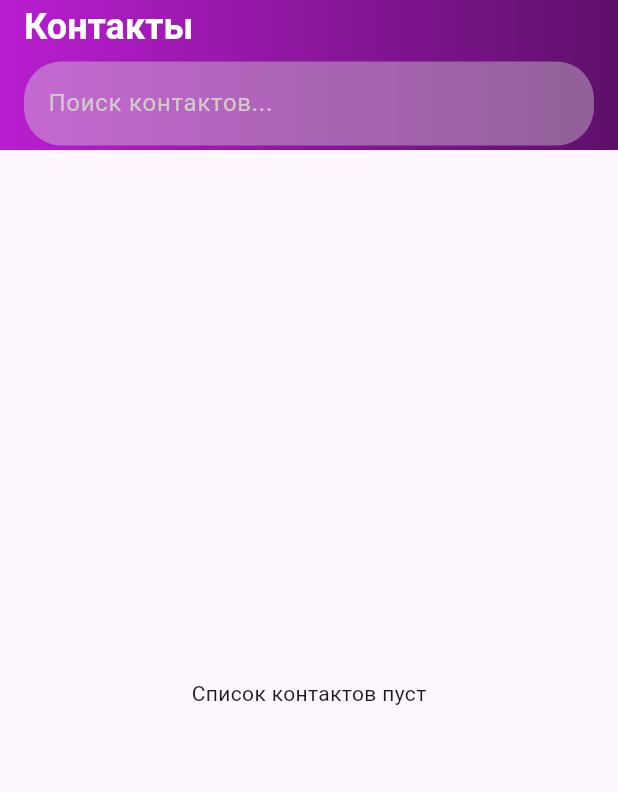
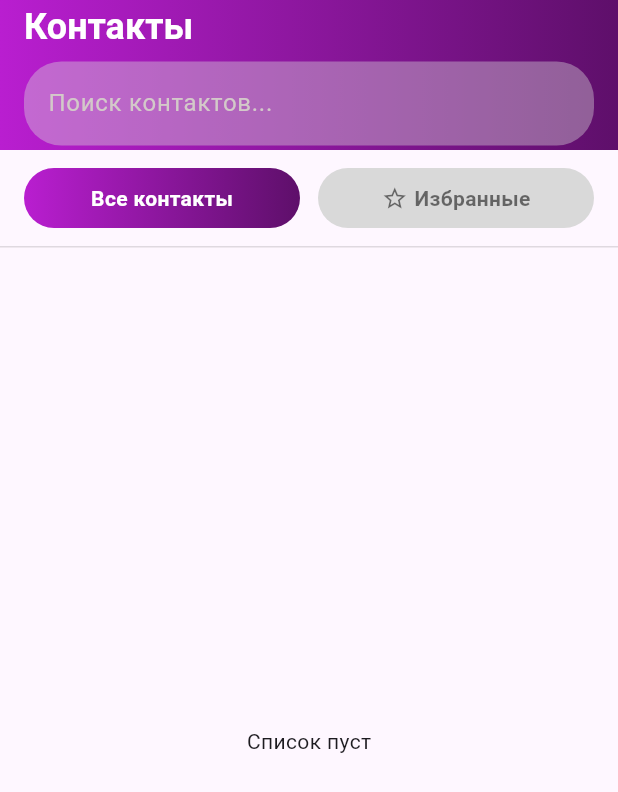
Before and after one commit to suzkikilwbdjw/strife, a Flutter app: the ContactsView screen opened directly, on a phone screen of 412 x 824 dp. Shown: the top 792 px of the screen. Run offline on Flutter 3.47's test engine with Material 3 defaults, Android fonts, the phone set to English and light mode, and no system bars; our stand-ins replace app_links, cloud_firestore, firebase_auth, firebase_core, flutter_bloc; missing offline and left inert: livekit_client; accounts and stored records are empty; generated files the repository leaves out were written again.

Commit message:
feat: added logic: adding a contact to favorites, deleting a contact altogether/from favorites

```diff
--- a/lib/presentation/contacts/contacts_event.dart
+++ b/lib/presentation/contacts/contacts_event.dart
@@ -36,3 +36,14 @@ class SearchContactsRequested extends ContactsEvent {
 
   SearchContactsRequested({required this.searchQuery});
 }
+
+class ToggleFavoriteRequested extends ContactsEvent {
+  final String currentUserId;
+  final String contactId;
+  final bool isFavorite;
+  ToggleFavoriteRequested({
+    required this.currentUserId,
+    required this.contactId,
+    required this.isFavorite,
+  });
+}
--- a/lib/ui/views/home/contacts_view.dart
+++ b/lib/ui/views/home/contacts_view.dart
@@ -6,25 +6,33 @@ import 'package:strife/presentation/contacts/contacts_event.dart';
 import 'package:strife/presentation/contacts/contacts_state.dart';
 import 'package:strife/themes/gradient_theme.dart';
 
-class ContactsView extends StatelessWidget {
+class ContactsView extends StatefulWidget {
   const ContactsView({super.key});
 
   @override
-  Widget build(BuildContext context) {
-    // Загружаем список контактов
-    Future.microtask(() {
+  State<ContactsView> createState() => _ContactsViewState();
+}
+
+class _ContactsViewState extends State<ContactsView> {
+  // Флаг для показа только избранных контактов
+  bool _showFavorites = false;
+
+  @override
+  void initState() {
+    super.initState();
+    // Загружаем данные
     final userId = FirebaseAuth.instance.currentUser!.uid;
-
-      if (!context.mounted) return;
-
     context.read<ContactsBloc>().add(
       LoadContactsRequested(currentUserId: userId),
     );
+    context.read<ContactsBloc>().add(SearchContactsRequested(searchQuery: ''));
+  }
 
-      context.read<ContactsBloc>().add(
-        SearchContactsRequested(searchQuery: ''),
-      );
-    });
+  @override
+  Widget build(BuildContext context) {
+    final mainGradient = Theme.of(
+      context,
+    ).extension<GradientTheme>()!.mainGradient;
 
     return Scaffold(
       // AppBar
@@ -78,15 +86,11 @@ class ContactsView extends StatelessWidget {
       body: BlocBuilder<ContactsBloc, ContactsState>(
         builder: (context, state) {
           // Получаем список контактов
-          final contacts = state.filteredContacts;
-
-          if (contacts.isEmpty && state.searchQuery.isEmpty) {
-            return const Center(child: Text('Список контактов пуст'));
-          }
-
-          if (contacts.isEmpty && state.searchQuery.isNotEmpty) {
-            return const Center(child: Text('Ничего не найдено'));
-          }
+          final displayedContacts = _showFavorites
+              ? state.filteredContacts
+                    .where((c) => c['isFavorite'] == true)
+                    .toList()
+              : state.filteredContacts;
 
           return Column(
             children: <Widget>[
@@ -99,20 +103,27 @@ class ContactsView extends StatelessWidget {
                   children: <Widget>[
                     // Кнопка "Все контакты"
                     Expanded(
+                      child: GestureDetector(
+                        onTap: () => setState(() => _showFavorites = false),
+
                         child: Container(
                           height: 40,
                           decoration: BoxDecoration(
-                          gradient: Theme.of(
-                            context,
-                          ).extension<GradientTheme>()!.mainGradient,
+                            gradient: !_showFavorites ? mainGradient : null,
+                            color: _showFavorites
+                                ? const Color(0xFFD9D9D9)
+                                : null,
                             borderRadius: BorderRadius.circular(25),
                           ),
-                        child: const Center(
+                          child: Center(
                             child: Text(
                               'Все контакты',
                               style: TextStyle(
-                              color: Colors.white,
+                                color: !_showFavorites
+                                    ? Colors.white
+                                    : Colors.black54,
                                 fontWeight: FontWeight.bold,
+                              ),
                             ),
                           ),
                         ),
@@ -123,29 +134,41 @@ class ContactsView extends StatelessWidget {
 
                     // Кнопка "Избранные"
                     Expanded(
+                      child: GestureDetector(
+                        onTap: () => setState(() => _showFavorites = true),
                         child: Container(
                           height: 40,
                           decoration: BoxDecoration(
-                          color: const Color(0xFFD9D9D9),
+                            gradient: _showFavorites ? mainGradient : null,
+                            color: !_showFavorites
+                                ? const Color(0xFFD9D9D9)
+                                : null,
                             borderRadius: BorderRadius.circular(25),
                           ),
-                        child: const Row(
+                          child: Row(
                             mainAxisAlignment: MainAxisAlignment.center,
                             children: [
                               Icon(
-                              Icons.star_border,
+                                _showFavorites ? Icons.star : Icons.star_border,
                                 size: 18,
-                              color: Colors.black54,
+                                color: _showFavorites
+                                    ? Colors.white
+                                    : Colors.black54,
                               ),
-                            SizedBox(width: 4),
+
+                              const SizedBox(width: 4),
+
                               Text(
                                 'Избранные',
                                 style: TextStyle(
-                                color: Colors.black54,
-                                fontWeight: FontWeight.w500,
+                                  color: _showFavorites
+                                      ? Colors.white
+                                      : Colors.black54,
+                                  fontWeight: FontWeight.bold,
                                 ),
                               ),
                             ],
+                          ),
                         ),
                       ),
                     ),
@@ -157,18 +180,25 @@ class ContactsView extends StatelessWidget {
 
               // Список контактов
               Expanded(
-                child: ListView.separated(
-                  itemCount: contacts.length,
+                child: displayedContacts.isEmpty
+                    ? Center(
+                        child: Text(
+                          _showFavorites
+                              ? 'Нет избранных контактов'
+                              : 'Список пуст',
+                        ),
+                      )
+                    : ListView.separated(
+                        itemCount: displayedContacts.length,
                         separatorBuilder: (context, index) => const Divider(
                           height: 1,
                           thickness: 0.5,
                           indent: 75,
                           endIndent: 16,
-                    color: Colors.white24,
+                          color: Colors.black12,
                         ),
-                  itemBuilder: (context, index) {
-                    return ContactWidget(userData: contacts[index]);
-                  },
+                        itemBuilder: (context, index) =>
+                            ContactWidget(userData: displayedContacts[index]),
                       ),
               ),
             ],
@@ -189,6 +219,7 @@ class ContactWidget extends StatelessWidget {
     final photoUrl = userData['photoUrl'] as String?;
     final displayName = userData['displayName'] as String? ?? 'Без имени';
     final email = userData['email'] as String? ?? '';
+    final isFavorite = userData['isFavorite'] ?? false;
 
     return ListTile(
       contentPadding: const EdgeInsets.symmetric(horizontal: 16, vertical: 4),
@@ -205,9 +236,17 @@ class ContactWidget extends StatelessWidget {
       ),
 
       // Отображаемое имя
-      title: Text(
+      title: Row(
+        children: [
+          Text(
             displayName,
             style: const TextStyle(fontWeight: FontWeight.bold, fontSize: 16),
+          ),
+
+          const SizedBox(width: 4),
+
+          if (isFavorite) const Icon(Icons.star, color: Colors.amberAccent),
+        ],
       ),
 
       // Выпадающие меню с редактирование контакта
@@ -231,24 +270,43 @@ class ContactWidget extends StatelessWidget {
 
           Container(
             decoration: BoxDecoration(
+              // Обводка
               shape: BoxShape.circle,
               color: Colors.grey.shade100,
             ),
+
             child: PopupMenuButton(
               icon: const Icon(Icons.more_vert_outlined),
               shape: RoundedRectangleBorder(
                 borderRadius: BorderRadius.circular(12),
               ),
+
               color: Colors.purple.shade700,
+
               itemBuilder: (context) => [
+                // Добавление в избранное
                 PopupMenuItem(
-                  child: Text(
-                    'Добавить в избранный',
+                  child: !isFavorite
+                      ? const Text(
+                          'Добавить в избранное',
+                          style: TextStyle(color: Colors.white),
+                        )
+                      : const Text(
+                          'Удалить из избранных',
                           style: TextStyle(color: Colors.white),
                         ),
-                  onTap: () {},
+                  onTap: () {
+                    context.read<ContactsBloc>().add(
+                      ToggleFavoriteRequested(
+                        currentUserId: FirebaseAuth.instance.currentUser!.uid,
+                        contactId: userData['id'],
+                        isFavorite: !isFavorite,
+                      ),
+                    );
+                  },
                 ),
 
+                // Удаление контакта
                 PopupMenuItem(
                   child: Text(
                     'Удалить из контактов',
```
Also changed, not shown: lib/data/repositories/user_repository.dart (+30 -3 lines), lib/presentation/contacts/contacts_bloc.dart (+24 -8 lines). Lines whose indentation alone changed are shown as unchanged.
